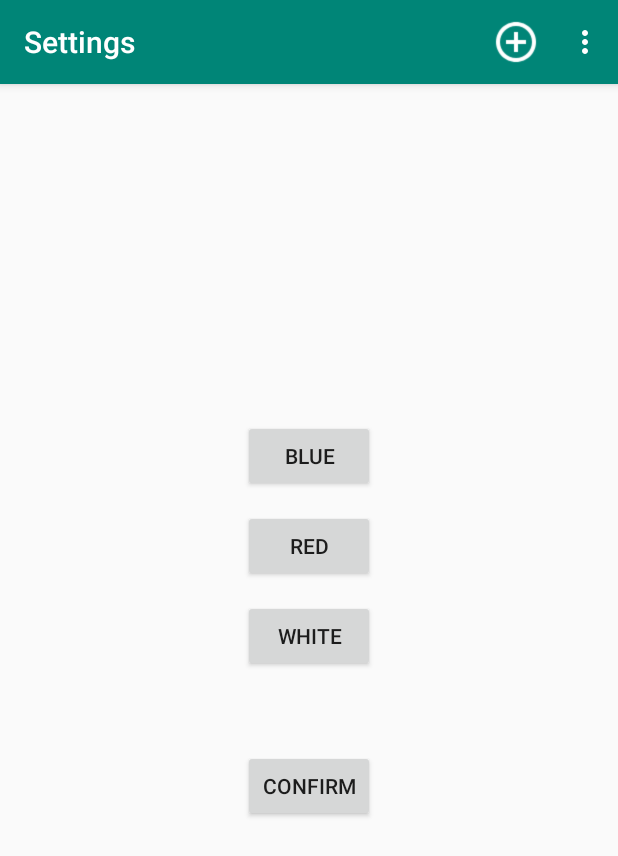
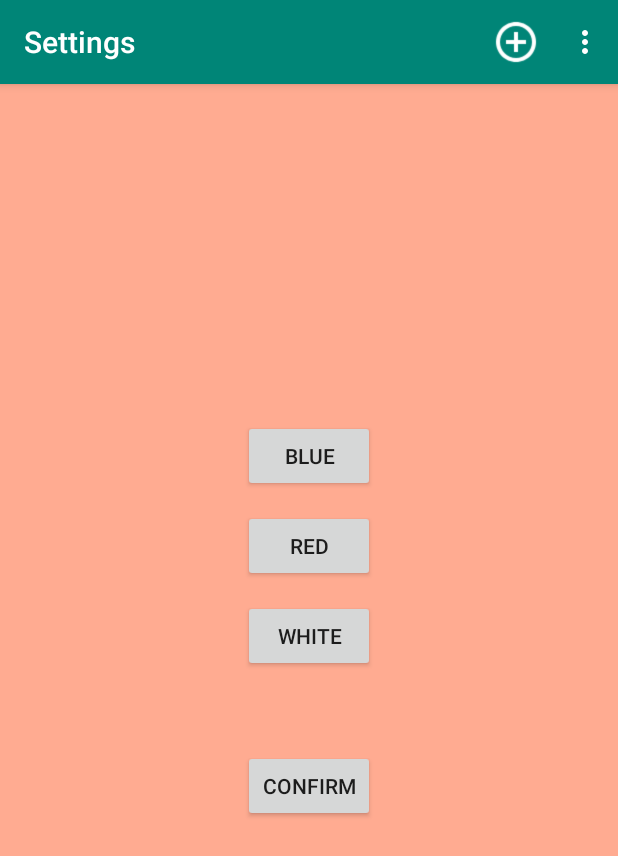
Before and after one commit to RolfHaakon/ShoppingList, an Android app: the SettingActivity screen opened directly, with no data from a screen before it, after a tap on "RED", on a phone screen of 412 x 824 dp. Shown: the top 856 px of the screen. Run offline under Robolectric (Android 15) with nearby library versions, the phone set to English and light mode, and no system bars.

Commit message:
Working, no colors

```diff
--- a/app/src/main/java/com/example/shoppinglist/MainActivity.java
+++ b/app/src/main/java/com/example/shoppinglist/MainActivity.java
@@ -1,6 +1,7 @@
 package com.example.shoppinglist;
 
 import android.content.Intent;
+import android.graphics.Color;
 import android.os.Bundle;
 import android.support.v7.app.AppCompatActivity;
 import android.support.v7.widget.RecyclerView;
@@ -31,14 +32,9 @@ public class MainActivity extends AppCompatActivity {
     ArrayList<String> shoppingList = null;
     ArrayAdapter<String> adapter = null;
     ListView lv = null;
-    int color = 0;
-    Button buttonWhite;
-    Button buttonRed;
-    Button buttonBlue;
 
 
-
-
+    //onCreate method
     @Override
     protected void onCreate(Bundle savedInstanceState) {
         super.onCreate(savedInstanceState);
@@ -46,64 +42,18 @@ public class MainActivity extends AppCompatActivity {
         Toolbar toolbar = findViewById(R.id.toolbar);
         setSupportActionBar(toolbar);
         view= this.getWindow().getDecorView();
-        //Spinner settingSpinner = (Spinner) findViewById(R.id.setting_spinner);
-        //List<String> list = new ArrayList<String>();
-        //list.add("list 1");
-        //list.add("list 2");
-        //list.add("list 3");
-        //ArrayAdapter<String> dataAdapter = new ArrayAdapter<String>(this,
-        //        android.R.layout.simple_spinner_item, list);
-        //dataAdapter.setDropDownViewResource(android.R.layout.simple_spinner_dropdown_item);
-        //settingSpinner.setAdapter(dataAdapter);
-        //settingSpinner.setSelection(0);
-        //String color = String.valueOf(settingSpinner.getSelectedItem());
-        buttonWhite = findViewById(R.id.button_white);
-        buttonRed = findViewById(R.id.button_red);
-        buttonBlue = findViewById(R.id.button_blue);
-
-        buttonWhite.setOnClickListener(new View.OnClickListener() {
-            @Override
-            public void onClick(View v) {
-                color = 0;
-            }
-        });
-
-        buttonRed.setOnClickListener(new View.OnClickListener() {
-            @Override
-            public void onClick(View v) {
-                color = 2;
-            }
-        });
-
-        buttonBlue.setOnClickListener(new View.OnClickListener() {
-            @Override
-            public void onClick(View v) {
-                color = 1;
-            }
-        });
-
-        if (color == 1) {
-            view.setBackgroundResource(R.color.Blue);
-        }
-        if (color == 2) {
-            view.setBackgroundResource(R.color.Red);
-        }
-        else
-            view.setBackgroundResource(R.color.White);
-
         shoppingList = getArrayVal(getApplicationContext());
-
-
         adapter = new ArrayAdapter(this, android.R.layout.simple_list_item_1, shoppingList);
         lv = (ListView) findViewById(R.id.listView);
         lv.setAdapter(adapter);
 
+
+
     }
 
-
+    //Inflate the menu
     @Override
     public boolean onCreateOptionsMenu(Menu menu) {
-        // Inflate the menu; this adds items to the action bar if it is present.
         getMenuInflater().inflate(R.menu.menu_main, menu);
         return true;
     }
--- a/app/src/main/java/com/example/shoppinglist/SettingActivity.java
+++ b/app/src/main/java/com/example/shoppinglist/SettingActivity.java
@@ -1,16 +1,22 @@
 package com.example.shoppinglist;
 
 import android.content.Intent;
+import android.graphics.Color;
 import android.os.Bundle;
 import android.support.v7.widget.Toolbar;
 import android.view.View;
 import android.widget.Button;
 import android.widget.Spinner;
 
+
 import static com.example.shoppinglist.R.id.button_white;
 
 public class SettingActivity extends MainActivity {
     View view;
+    Button buttonWhite;
+    Button buttonRed;
+    Button buttonBlue;
+    int color;
 
     public void onCreate(Bundle savedInstanceState) {
         super.onCreate(savedInstanceState);
@@ -20,19 +26,47 @@ public class SettingActivity extends MainActivity {
         view= this.getWindow().getDecorView();
 
 
+        buttonWhite = findViewById(R.id.button_white);
+        buttonRed = findViewById(R.id.button_red);
+        buttonBlue = findViewById(R.id.button_blue);
 
 
-        Button white = (Button) findViewById(R.id.button_white);
+        buttonWhite.setOnClickListener(new View.OnClickListener() {
+            @Override
+            public void onClick(View v) {
+                color = 0;
+                //view.setBackgroundColor(Color.WHITE);
+                view.setBackgroundResource(R.color.White);
+
+            }
+        });
+
+        buttonRed.setOnClickListener(new View.OnClickListener() {
+            @Override
+            public void onClick(View v) {
+                color = 2;
+                //view.setBackgroundColor(Color.RED);
+                view.setBackgroundResource(R.color.Red);
+            }
+        });
+
+        buttonBlue.setOnClickListener(new View.OnClickListener() {
+            @Override
+            public void onClick(View v) {
+                color = 1;
+                //view.setBackgroundColor(Color.BLUE);
+                view.setBackgroundResource(R.color.Blue);
+
+            }
+        });
+
+
         Button next = (Button) findViewById(R.id.setting_button);
-        //String backgroundColor =  String.valueOf(R.id.setting_spinner);
-        //Spinner settingSpinner = (Spinner) findViewById(R.id.setting_spinner);
-        //final String bColor = String.valueOf(settingSpinner.getSelectedItem());
 
         next.setOnClickListener(new View.OnClickListener() {
             public void onClick(View view) {
-                //view.setBackgroundResource(Integer.parseInt(bColor));
                 Intent intent = new Intent(SettingActivity.this, MainActivity.class);
-                startActivityForResult(intent, 0);
+                startActivityForResult(intent,0);
 
             }
 
@@ -43,5 +77,4 @@ public class SettingActivity extends MainActivity {
 
     }
 
-
 }
--- a/app/src/main/res/layout/activity_main.xml
+++ b/app/src/main/res/layout/activity_main.xml
@@ -4,7 +4,8 @@
     xmlns:tools="http://schemas.android.com/tools"
     android:layout_width="match_parent"
     android:layout_height="match_parent"
-    tools:context=".MainActivity">
+    tools:context=".MainActivity"
+    >
 
     <android.support.design.widget.AppBarLayout
         android:layout_width="match_parent"
--- a/app/src/main/res/layout/settings.xml
+++ b/app/src/main/res/layout/settings.xml
@@ -48,7 +48,6 @@
         android:text="White"
         android:layout_marginTop="400dp"
         android:layout_gravity="center_horizontal"
-        android:onClick="goWhite"
         />
 
     <Button
@@ -58,7 +57,6 @@
         android:text="Red"
         android:layout_marginTop="340dp"
         android:layout_gravity="center_horizontal"
-        android:onClick="goRed"
         />
 
     <Button
@@ -68,7 +66,6 @@
         android:text="Blue"
         android:layout_gravity="center_horizontal"
         android:layout_marginTop="280dp"
-        android:onClick="goBlue"
         />
 
 </android.support.design.widget.CoordinatorLayout>
```
